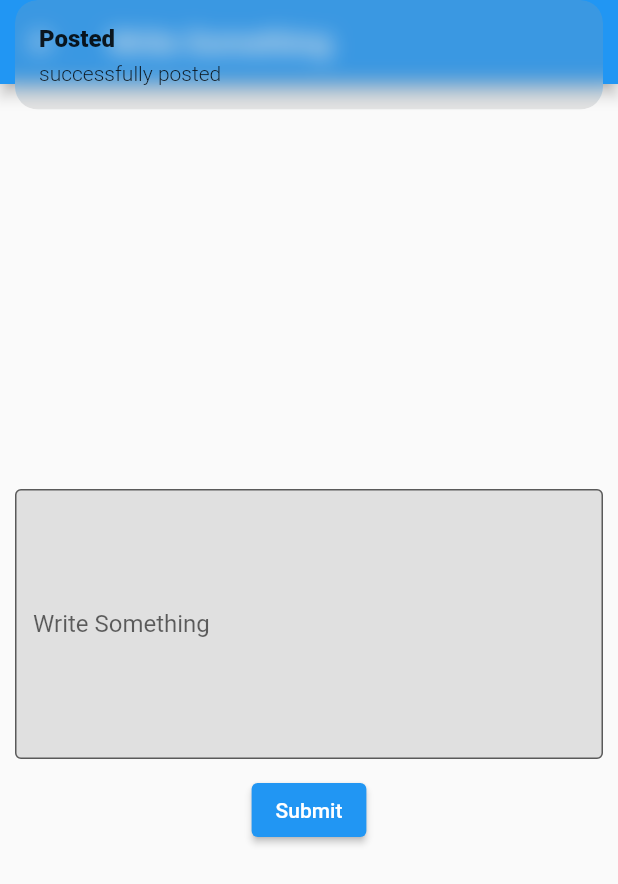
After one commit to s4rath/piHack, a Flutter app: the Posts screen opened directly, after a tap on "Submit", on a phone screen of 412 x 824 dp. The commit adds this screen. Shown: the top 884 px of the screen. Run offline on Flutter 3.47's test engine with Material 2 defaults, Android fonts, the phone set to English and light mode, and no system bars; our stand-ins replace cloud_firestore, firebase_auth, firebase_core, flutter_slider_drawer, get, google_sign_in; accounts and stored records are empty.

Commit message:
post added

```diff
--- a/lib/controller/getC.dart
+++ b/lib/controller/getC.dart
@@ -2,5 +2,5 @@ import 'package:firebase_auth/firebase_auth.dart';
 import 'package:get/get.dart';
 
 class Controller extends GetxController{
-  final user = FirebaseAuth.instance.currentUser!.photoURL.obs;
+
 }
--- /dev/null
+++ b/lib/screens/posts.dart
@@ -0,0 +1,65 @@
+import 'package:cloud_firestore/cloud_firestore.dart';
+import 'package:firebase_auth/firebase_auth.dart';
+import 'package:flutter/material.dart';
+import 'package:flutter/src/widgets/container.dart';
+import 'package:flutter/src/widgets/framework.dart';
+import 'package:get/get.dart';
+import 'package:the_app/controller/getC.dart';
+
+class Posts extends StatefulWidget {
+  const Posts({super.key});
+
+  @override
+  State<Posts> createState() => _PostsState();
+}
+
+class _PostsState extends State<Posts> {
+  @override
+  Widget build(BuildContext context) {
+    final TextEditingController _content = TextEditingController();
+    DateTime now = DateTime.now();
+    int num = 0;
+    return Scaffold(
+      appBar: AppBar(
+        title: Text('Write Something'),
+      ),
+      body: Column(
+        mainAxisAlignment: MainAxisAlignment.center,
+        crossAxisAlignment: CrossAxisAlignment.center,
+        children: <Widget>[
+          Container(
+            padding: EdgeInsets.all(10),
+            height: 200,
+            child: TextFormField(
+              controller: _content,
+              maxLines: 10,
+              decoration: InputDecoration(
+                border: OutlineInputBorder(),
+                labelText: 'Write Something',
+                fillColor: Colors.grey[300],
+                filled: true,
+              ),
+            ),
+          ),
+          ElevatedButton(
+            onPressed: () {
+              User? user = FirebaseAuth.instance.currentUser;
+              setState(() {
+                DateTime now = DateTime.now();
+              });
+              FirebaseFirestore.instance.collection('posts').doc('${now}').set({
+                'uid': user!.uid,
+                'uname': user.displayName,
+                'content': _content.text,
+              }).whenComplete(() {
+                _content.clear();
+                Get.snackbar('Posted', 'successfully posted');
+              });
+            },
+            child: Text('Submit'),
+          ),
+        ],
+      ),
+    );
+  }
+}
--- a/lib/services/firebase_services.dart
+++ b/lib/services/firebase_services.dart
@@ -6,7 +6,7 @@ class FirebaseServices {
   final _auth = FirebaseAuth.instance;
   final _googleSignIn = GoogleSignIn();
 
-  signInWithGoogle() async {
+  signInWithGoogle(String role) async {
     try {
       final GoogleSignInAccount? googleSignInAccount = await _googleSignIn.signIn();
       if (googleSignInAccount!= null){
@@ -18,7 +18,9 @@ class FirebaseServices {
         await _auth.signInWithCredential(authCredential).then((value) async {
           User? user = FirebaseAuth.instance.currentUser;
           FirebaseFirestore.instance.collection("users").doc(user!.uid).set({
-            'email':user.email
+            'email':user.email,
+            'role': role,
+
 
           });
 
```
Also changed, not shown: lib/components/expandablefab.dart (added, +191 -0 lines), lib/login/loginp.dart (+66 -4 lines), lib/screens/home.dart (renamed from lib/home.dart, +88 -30 lines), lib/screens/chat.dart (added).
